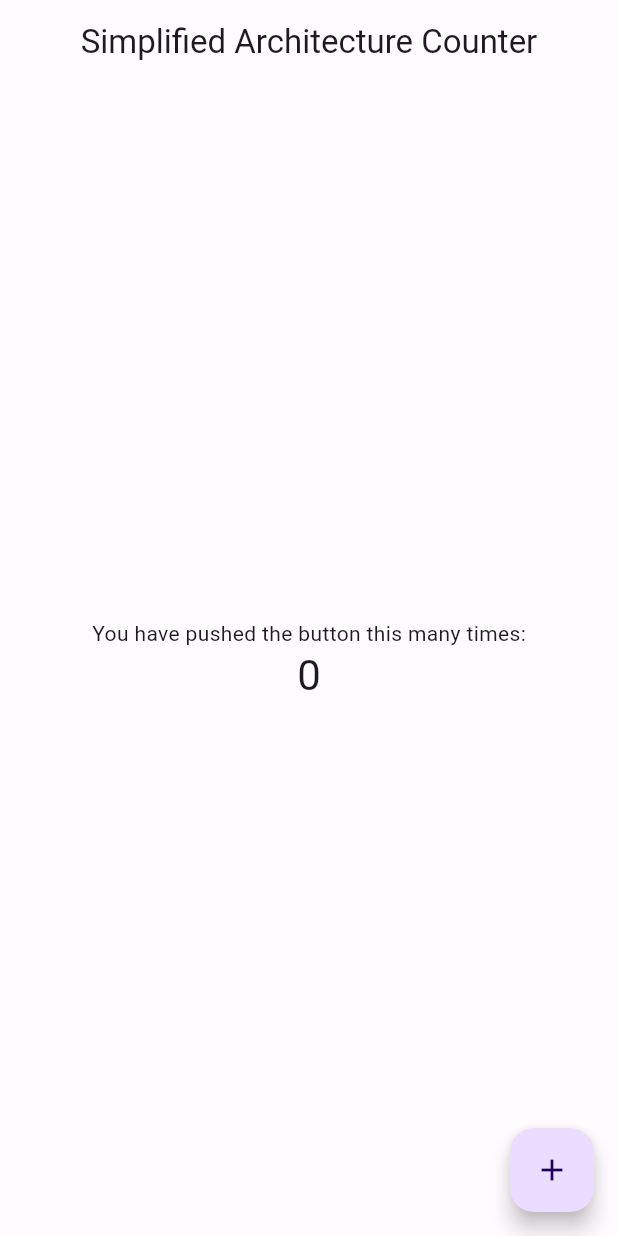
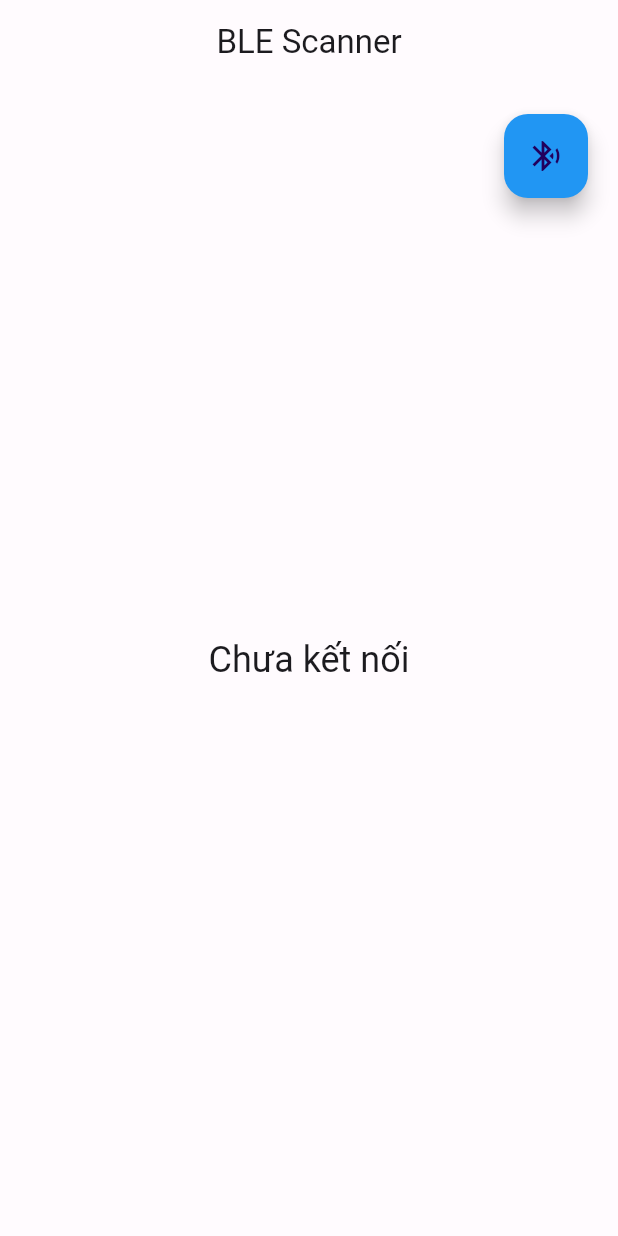
Before and after one commit to minhtruong89/mixer_sonca, a Flutter app: the screen it shows after launch, on a phone screen of 412 x 824 dp. Run offline on Flutter 3.47's test engine with Material 3 defaults, Android fonts, the phone set to English and light mode, and no system bars; our stand-ins replace equatable, flutter_blue_plus, get_it, permission_handler.

Commit message:
Scan BLE bluetooth

```diff
--- a/lib/app.dart
+++ b/lib/app.dart
@@ -1,6 +1,8 @@
 import 'package:flutter/material.dart';
 import 'package:provider/provider.dart';
 import 'package:mixer_sonca/core/theme/app_theme.dart';
+import 'package:mixer_sonca/features/ble/ble_logic.dart';
+import 'package:mixer_sonca/features/ble/ble_page.dart';
 import 'package:mixer_sonca/features/counter/counter_page.dart';
 import 'package:mixer_sonca/features/counter/counter_logic.dart';
 import 'package:mixer_sonca/injection.dart';
@@ -15,11 +17,14 @@ class MyApp extends StatelessWidget {
         ChangeNotifierProvider(
           create: (_) => getIt<CounterViewModel>(),
         ),
+        ChangeNotifierProvider(
+          create: (_) => getIt<BleViewModel>(),
+        ),
       ],
       child: MaterialApp(
         title: 'Sonca Mixer',
         theme: AppTheme.lightTheme,
-        home: const CounterPage(),
+        home: const BlePage(),
       ),
     );
   }
--- /dev/null
+++ b/lib/features/ble/ble_logic.dart
@@ -0,0 +1,171 @@
+import 'package:equatable/equatable.dart';
+import 'package:flutter/foundation.dart';
+import 'package:flutter_blue_plus/flutter_blue_plus.dart';
+import 'package:permission_handler/permission_handler.dart';
+
+// --- Model ---
+class BleDevice extends Equatable {
+  final String id;
+  final String name;
+  final int rssi;
+  final Map<int, List<int>> manufacturerData;
+  final List<String> serviceUuids;
+  final bool isConnectable;
+  final int txPower;
+
+  const BleDevice({
+    required this.id,
+    required this.name,
+    required this.rssi,
+    required this.manufacturerData,
+    required this.serviceUuids,
+    required this.isConnectable,
+    required this.txPower,
+  });
+
+  @override
+  List<Object?> get props => [id, name, rssi, manufacturerData, serviceUuids, isConnectable, txPower];
+}
+
+// --- Repository ---
+abstract class BleRepository {
+  Future<bool> checkPermissions();
+  Stream<List<BleDevice>> get scanResults;
+  Future<void> startScan();
+  Future<void> stopScan();
+  Future<bool> get isBluetoothOn;
+  Future<void> turnOnBluetooth();
+}
+
+class BleRepositoryImpl implements BleRepository {
+  @override
+  Stream<List<BleDevice>> get scanResults => FlutterBluePlus.scanResults.map(
+        (results) => results
+            // Filter out empty names? Maybe keep them if we want to see everything like nRF Connect.
+            // The image showed a device "N/A" so we should keep items with empty names too, or handle them.
+            // Let's keep them but maybe filter strictly empty ones if that was the original intent,
+            // but the user wants "like the picture" which implies showing raw data even if name is N/A.
+            .map((r) => BleDevice(
+                  id: r.device.remoteId.str,
+                  name: r.device.platformName.isNotEmpty ? r.device.platformName : "N/A",
+                  rssi: r.rssi,
+                  manufacturerData: r.advertisementData.manufacturerData,
+                  serviceUuids: r.advertisementData.serviceUuids.map((u) => u.toString()).toList(),
+                  isConnectable: r.advertisementData.connectable,
+                  txPower: r.advertisementData.txPowerLevel ?? 0,
+                ))
+            .toList(),
+      );
+
+  @override
+  Future<bool> checkPermissions() async {
+    // Basic permission check for simplicity.
+    // In production, handle specific denied states individually.
+    var status = await Permission.bluetoothScan.request();
+    var connectStatus = await Permission.bluetoothConnect.request();
+    var locationStatus = await Permission.location.request();
+
+    return status.isGranted && connectStatus.isGranted && locationStatus.isGranted;
+  }
+
+  @override
+  Future<void> startScan() async {
+    // Stop any existing scan
+    if (FlutterBluePlus.isScanningNow) {
+      await FlutterBluePlus.stopScan();
+    }
+
+    // Start scanning
+    await FlutterBluePlus.startScan(timeout: const Duration(seconds: 5));
+  }
+
+  @override
+  Future<void> stopScan() async {
+    await FlutterBluePlus.stopScan();
+  }
+
+  @override
+  Future<bool> get isBluetoothOn async {
+    final state = await FlutterBluePlus.adapterState.first;
+    return state == BluetoothAdapterState.on;
+  }
+
+  @override
+  Future<void> turnOnBluetooth() async {
+    if (defaultTargetPlatform == TargetPlatform.android) {
+      await FlutterBluePlus.turnOn();
+    }
+  }
+}
+
+// --- ViewModel ---
+class BleViewModel extends ChangeNotifier {
+  final BleRepository _repository;
+
+  BleViewModel({required BleRepository repository})
+      : _repository = repository;
+
+  List<BleDevice> _devices = [];
+  List<BleDevice> get devices => _devices;
+
+  bool _isScanning = false;
+  bool get isScanning => _isScanning;
+
+  BleDevice? _selectedDevice;
+  BleDevice? get selectedDevice => _selectedDevice;
+
+  void init() {
+    _repository.scanResults.listen((devices) {
+      _devices = devices;
+      notifyListeners();
+    });
+  }
+
+  Future<void> scanDevices() async {
+    // 1. Check Permissions
+    final granted = await _repository.checkPermissions();
+    if (!granted) {
+      debugPrint("Permissions not granted");
+      return;
+    }
+
+    // 2. Check Bluetooth State
+    bool isOn = await _repository.isBluetoothOn;
+    if (!isOn) {
+      try {
+        await _repository.turnOnBluetooth();
+        // Wait a bit for it to turn on
+        await Future.delayed(const Duration(seconds: 2));
+        isOn = await _repository.isBluetoothOn;
+        if (!isOn) {
+           debugPrint("Bluetooth could not be turned on");
+           return; // Or notify UI to show message
+        }
+      } catch (e) {
+        debugPrint("Error turning on Bluetooth: $e");
+        return;
+      }
+    }
+
+    _isScanning = true;
+    notifyListeners();
+
+    try {
+      await _repository.startScan();
+    } catch (e) {
+      debugPrint("Error scanning: $e");
+    } finally {
+      // Note: FlutterBluePlus stops automatically after timeout,
+      // but we update state here if we want manual control.
+      Future.delayed(const Duration(seconds: 5), () {
+        _isScanning = false;
+        notifyListeners();
+      });
+    }
+  }
+
+  void selectDevice(BleDevice? device) {
+    _selectedDevice = device;
+    notifyListeners();
+  }
+}
--- /dev/null
+++ b/lib/features/ble/ble_page.dart
@@ -0,0 +1,244 @@
+import 'package:flutter/material.dart';
+import 'package:provider/provider.dart';
+import 'package:mixer_sonca/core/widgets/app_scaffold.dart';
+import 'package:mixer_sonca/features/ble/ble_logic.dart';
+
+class BlePage extends StatefulWidget {
+  const BlePage({super.key});
+
+  @override
+  State<BlePage> createState() => _BlePageState();
+}
+
+class _BlePageState extends State<BlePage> {
+  bool _isDropdownOpen = false;
+
+  @override
+  void initState() {
+    super.initState();
+    // Initialize listener on load
+    WidgetsBinding.instance.addPostFrameCallback((_) {
+      context.read<BleViewModel>().init();
+    });
+  }
+
+  void _toggleScan() {
+    final viewModel = context.read<BleViewModel>();
+
+    setState(() {
+      _isDropdownOpen = !_isDropdownOpen;
+    });
+
+    if (_isDropdownOpen) {
+      // Start scanning when opening
+      viewModel.scanDevices();
+    }
+  }
+
+  @override
+  Widget build(BuildContext context) {
+    final viewModel = context.watch<BleViewModel>();
+
+    return AppScaffold(
+      title: 'BLE Scanner',
+      // We use a Stack to float our custom UI over the main content
+      body: Stack(
+        children: [
+          // Main Content Layer
+          Center(
+            child: Column(
+              mainAxisAlignment: MainAxisAlignment.center,
+              children: [
+                if (viewModel.selectedDevice == null)
+                  Text(
+                    'Chưa kết nối',
+                    style: Theme.of(context).textTheme.headlineSmall,
+                  )
+                else ...[
+                  Text(
+                    'Đã kết nối',
+                    style: Theme.of(context).textTheme.titleMedium,
+                  ),
+                  const SizedBox(height: 10),
+                  Text(
+                    viewModel.selectedDevice!.name,
+                    style: Theme.of(context).textTheme.headlineMedium,
+                  ),
+                  Text(viewModel.selectedDevice!.id),
+                ],
+              ],
+            ),
+          ),
+
+          // Custom "Floating" UI Layer (Top Right)
+          Positioned(
+            top: 20,
+            right: 20,
+            child: Column(
+              crossAxisAlignment: CrossAxisAlignment.end,
+              children: [
+                // The Action Button
+                FloatingActionButton(
+                  onPressed: _toggleScan,
+                  backgroundColor: viewModel.isScanning ? Colors.grey : Colors.blue,
+                  child: viewModel.isScanning
+                    ? const SizedBox(
+                        width: 24,
+                        height: 24,
+                        child: CircularProgressIndicator(color: Colors.white, strokeWidth: 2)
+                      )
+                    : const Icon(Icons.bluetooth_searching),
+                ),
+
+                // The Dropdown List (Visible only when open)
+                if (_isDropdownOpen) ...[
+                  const SizedBox(height: 10),
+                  Container(
+                    width: 350,
+                    constraints: const BoxConstraints(maxHeight: 500),
+                    decoration: BoxDecoration(
+                      color: Colors.black, // Dark background for the whole list container
+                      borderRadius: BorderRadius.circular(12),
+                      boxShadow: [
+                        BoxShadow(
+                          color: Colors.black.withOpacity(0.5),
+                          blurRadius: 10,
+                          offset: const Offset(0, 5),
+                        ),
+                      ],
+                    ),
+                    child: Column(
+                      mainAxisSize: MainAxisSize.min,
+                      children: [
+                        // Header
+                        ListTile(
+                          dense: true,
+                          title: Text(
+                             viewModel.isScanning ? 'Scanning...' : 'Devices Found',
+                             style: const TextStyle(fontWeight: FontWeight.bold, color: Colors.white),
+                          ),
+                          trailing: IconButton(
+                            icon: const Icon(Icons.close, size: 20, color: Colors.white),
+                            onPressed: () => setState(() => _isDropdownOpen = false),
+                          ),
+                        ),
+                        const Divider(height: 1, color: Colors.grey),
+
+                        // Device List
+                        if (viewModel.devices.isEmpty && !viewModel.isScanning)
+                          const Padding(
+                            padding: EdgeInsets.all(16.0),
+                            child: Text('Không tìm thấy thiết bị'),
+                          )
+                        else
+                          Flexible(
+                            child: ListView.separated(
+                              shrinkWrap: true,
+                              padding: EdgeInsets.zero,
+                              itemCount: viewModel.devices.length,
+                              separatorBuilder: (_, __) => const Divider(height: 1, color: Colors.grey),
+                              itemBuilder: (context, index) {
+                                final device = viewModel.devices[index];
+                                final mfgData = device.manufacturerData.entries.map((e) => "ID: <0x${e.key.toRadixString(16).padLeft(4, '0')}> 0x${e.value.map((v) => v.toRadixString(16).padLeft(2, '0')).join('').toUpperCase()}").join('\n');
+
+                                return InkWell(
+                                  onTap: () {
+                                    viewModel.selectDevice(device);
+                                    setState(() => _isDropdownOpen = false);
+                                  },
+                                  child: Container(
+                                    color: Colors.black87, // Dark background like the picture
+                                    padding: const EdgeInsets.all(12),
+                                    child: Column(
+                                      crossAxisAlignment: CrossAxisAlignment.start,
+                                      children: [
+                                        Row(
+                                          children: [
+                                            // Icon
+                                            const CircleAvatar(
+                                              backgroundColor: Colors.blueGrey,
+                                              radius: 16,
+                                              child: Icon(Icons.bluetooth, color: Colors.white, size: 16),
+                                            ),
+                                            const SizedBox(width: 10),
+                                            // Name and ID
+                                            Expanded(
+                                              child: Column(
+                                                crossAxisAlignment: CrossAxisAlignment.start,
+                                                children: [
+                                                  Text(
+                                                    device.name,
+                                                    style: const TextStyle(fontWeight: FontWeight.bold, color: Colors.white, fontSize: 16),
+                                                  ),
+                                                  Text(
+                                                    device.id,
+                                                    style: const TextStyle(color: Colors.white70, fontSize: 12),
+                                                  ),
+                                                ],
+                                              ),
+                                            ),
+                                            // Action Button Placeholder (OPEN TAB)
+                                            Container(
+                                              padding: const EdgeInsets.symmetric(horizontal: 8, vertical: 4),
+                                              color: Colors.blueGrey.shade800,
+                                              child: const Text('CONNECT', style: TextStyle(color: Colors.white, fontSize: 10, fontWeight: FontWeight.bold)),
+                                            )
+                                          ],
+                                        ),
+                                        const SizedBox(height: 8),
+                                        Row(
+                                          children: [
+                                            Text(
+                                              device.isConnectable ? "CONNECTABLE" : "NOT CONNECTABLE",
+                                              style: const TextStyle(color: Colors.white70, fontSize: 12),
+                                            ),
+                                            const Spacer(),
+                                            Icon(Icons.signal_cellular_alt, color: Colors.grey.shade400, size: 14),
+                                            const SizedBox(width: 4),
+                                            Text(
+                                              "${device.rssi} dBm",
+                                              style: const TextStyle(color: Colors.white, fontSize: 12),
+                                            ),
+                                          ],
+                                        ),
+                                        if (mfgData.isNotEmpty) ...[
+                                           const SizedBox(height: 8),
+                                           Text(
+                                            "Manufacturer Data:",
+                                            style: TextStyle(color: Colors.blue.shade200, fontSize: 12),
+                                           ),
+                                           Text(
+                                            mfgData,
+                                            style: const TextStyle(color: Colors.white60, fontSize: 11, fontFamily: 'monospace'),
+                                           ),
+                                        ],
+                                        if (device.serviceUuids.isNotEmpty) ...[
+                                            const SizedBox(height: 4),
+                                            Text(
+                                              "Service UUIDs: ${device.serviceUuids.join(', ')}",
+                                              style: const TextStyle(color: Colors.white60, fontSize: 11),
+                                              maxLines: 1,
+                                              overflow: TextOverflow.ellipsis,
+                                            ),
+                                        ]
+                                      ],
+                                    ),
+                                  ),
+                                );
+                              },
+                            ),
+                          ),
+                      ],
+                    ),
+                  ),
+                ],
+              ],
+            ),
+          ),
+        ],
+      ),
+      // Disable default FAB
+      floatingActionButton: null,
+    );
+  }
+}
--- a/pubspec.yaml
+++ b/pubspec.yaml
@@ -12,6 +12,8 @@ dependencies:
   provider: ^6.1.1
   get_it: ^7.6.6
   equatable: ^2.0.5
+  flutter_blue_plus: ^2.1.0
+  permission_handler: ^12.0.1
 
 dev_dependencies:
   flutter_test:
```
Also changed, not shown: lib/injection.dart (+7 -0 lines), pubspec.lock, 2 other files.
